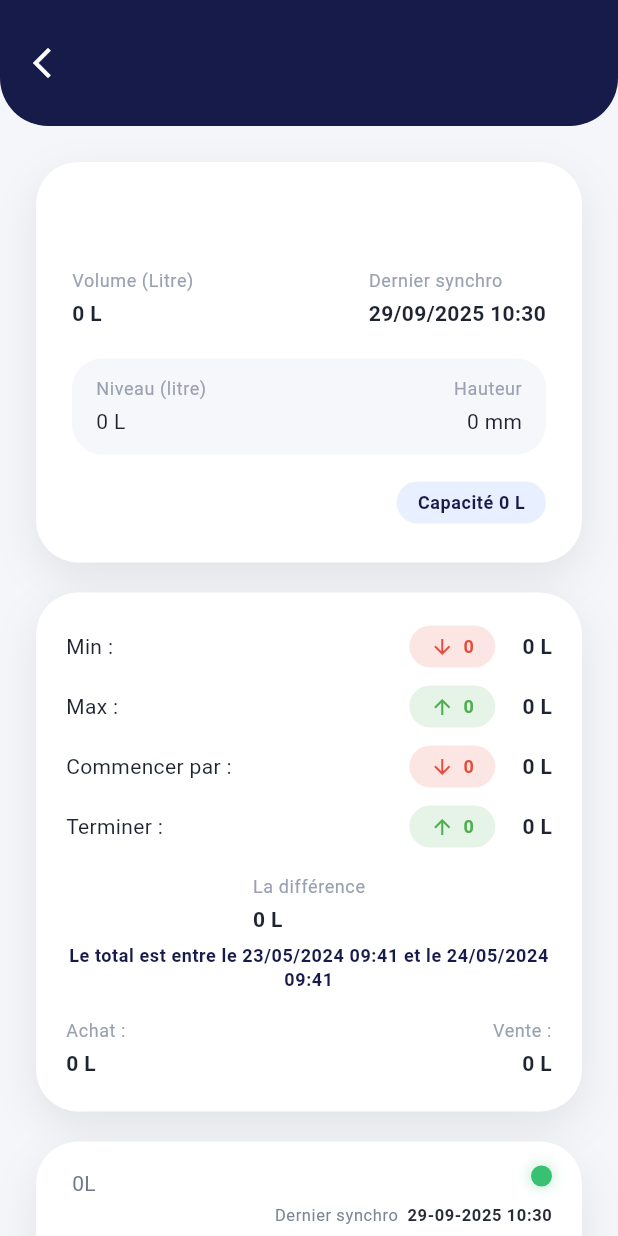
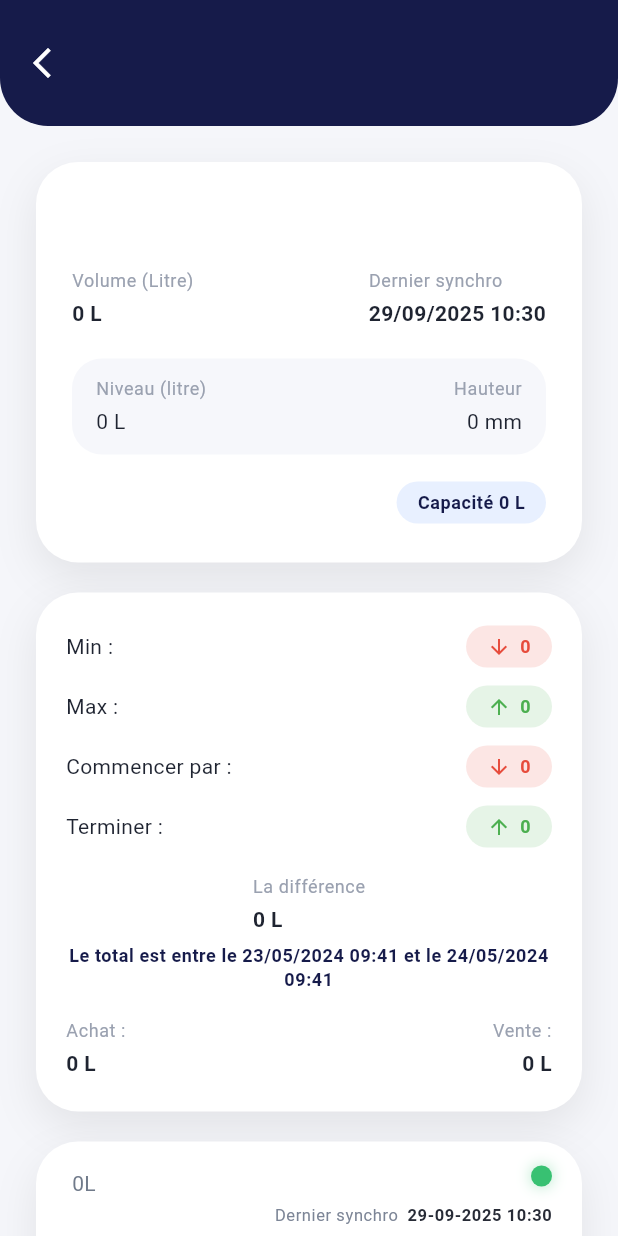
Before and after one commit to mouradou1/gazstation, a Flutter app: the FuelDetailScreen screen opened directly with empty values, on a phone screen of 412 x 824 dp. Run offline on Flutter 3.47's test engine with Material 3 defaults, Android fonts, the light colour scheme and no system bars; our stand-ins replace flutter_riverpod, go_router.

Commit message:
laste changes

```diff
--- a/lib/features/fuel_details/presentation/widgets/fuel_summary_table.dart
+++ b/lib/features/fuel_details/presentation/widgets/fuel_summary_table.dart
@@ -27,7 +27,6 @@ class FuelSummaryTable extends StatelessWidget {
         children: [
           _SummaryRow(
             label: 'Min :',
-            value: '${summary.minVolume.toStringAsFixed(0)} L',
             chipLabel: summary.minVolume.toStringAsFixed(0),
             chipColor: const Color(0xFFE74C3C),
             icon: Icons.arrow_downward,
@@ -35,7 +34,6 @@ class FuelSummaryTable extends StatelessWidget {
           const SizedBox(height: 12),
           _SummaryRow(
             label: 'Max :',
-            value: '${summary.maxVolume.toStringAsFixed(0)} L',
             chipLabel: summary.maxVolume.toStringAsFixed(0),
             chipColor: const Color(0xFF4CAF50),
             icon: Icons.arrow_upward,
@@ -43,7 +41,6 @@ class FuelSummaryTable extends StatelessWidget {
           const SizedBox(height: 12),
           _SummaryRow(
             label: 'Commencer par :',
-            value: '${summary.startVolume.toStringAsFixed(0)} L',
             chipLabel: summary.startVolume.toStringAsFixed(0),
             chipColor: const Color(0xFFE74C3C),
             icon: Icons.arrow_downward,
@@ -51,7 +48,6 @@ class FuelSummaryTable extends StatelessWidget {
           const SizedBox(height: 12),
           _SummaryRow(
             label: 'Terminer :',
-            value: '${summary.endVolume.toStringAsFixed(0)} L',
             chipLabel: summary.endVolume.toStringAsFixed(0),
             chipColor: const Color(0xFF4CAF50),
             icon: Icons.arrow_upward,
@@ -97,14 +93,12 @@ class FuelSummaryTable extends StatelessWidget {
 class _SummaryRow extends StatelessWidget {
   const _SummaryRow({
     required this.label,
-    required this.value,
     required this.chipLabel,
     required this.chipColor,
     required this.icon,
   });
 
   final String label;
-  final String value;
   final String chipLabel;
   final Color chipColor;
   final IconData icon;
@@ -116,18 +110,7 @@ class _SummaryRow extends StatelessWidget {
       mainAxisAlignment: MainAxisAlignment.spaceBetween,
       children: [
         Text(label, style: theme.textTheme.bodyMedium),
-        Row(
-          children: [
-            _ValueChip(icon: icon, color: chipColor, label: chipLabel),
-            const SizedBox(width: 18),
-            Text(
-              value,
-              style: theme.textTheme.bodyMedium?.copyWith(
-                fontWeight: FontWeight.w700,
-              ),
-            ),
-          ],
-        ),
+        _ValueChip(icon: icon, color: chipColor, label: chipLabel),
       ],
     );
   }
```
Also changed, not shown: lib/core/utils/formatters.dart (added, +45 -0 lines).
